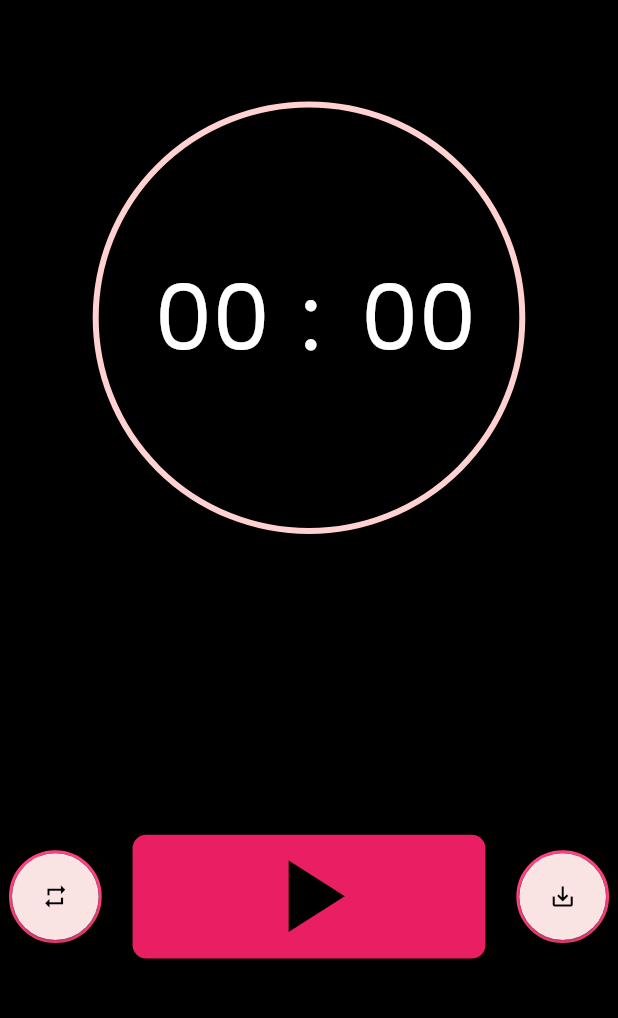
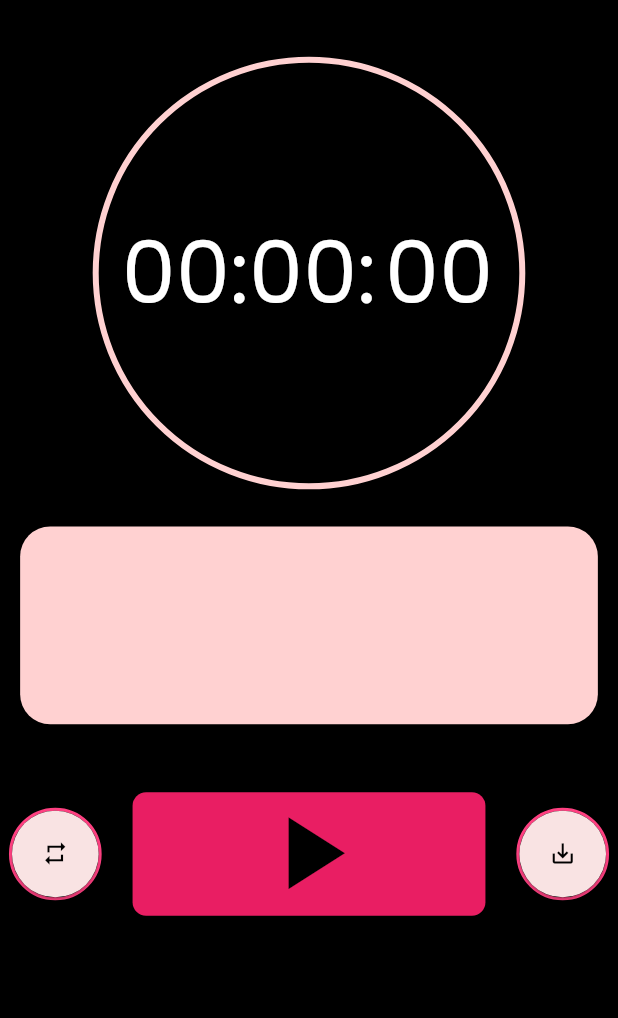
Before and after one commit to sarwataijaz/stopwatch, a Flutter app: the screen it shows after launch, after a tap on the "repeat" icon, on a phone screen of 412 x 824 dp, the part 63-1081 px from its top. Run offline on Flutter 3.47's test engine with Material 3 defaults, Android fonts, the phone set to English and light mode, and no system bars; our stand-ins replace google_fonts, responsive_sizer.

```diff
--- a/lib/main.dart
+++ b/lib/main.dart
@@ -54,76 +54,108 @@ class MyHomePage extends StatefulWidget {
 }
 
 class _MyHomePageState extends State<MyHomePage> {
+
   bool _isPaused = true;
   bool _isVisible1 = true;
   bool _isVisible2 = true;
-  bool fontChange = true;
+  bool _isVisible3 = true;
+  bool _fontChange = true;
 
-  Timer? timer_sec;
-  Timer? timer_millisec;
+  List<String> _elapsedTimes = [];
+
+  Timer? _timer_sec;
+  Timer? _timer_millisec;
+  Timer? _timer_minute;
 
   StreamController<int> _secondStreamController = StreamController<int>();
   StreamController<int> _millisecondsController = StreamController<int>();
+  StreamController<int> _minutesStreamController = StreamController<int>();
 
-  int fontsize = 32;
-  double padding = 0.0;
+  int _fontsize = 31;
+  double _padding = 16.0;
 
   @override
   void initState() {
     super.initState();
     _millisecondsController.sink.add(0);
     _secondStreamController.sink.add(0);
+    _minutesStreamController.sink.add(0);
   }
 
-  void _startAddingNumbers(int sec, int millisec) {
+  void _startAddingNumbers(int sec, int millisec, int min) {
     int seconds = sec;
     int milliseconds = millisec;
+    int mins = min;
 
     if (!_isPaused) {
-      timer_millisec = Timer.periodic(Duration(milliseconds: 1), (timer) {
+      _timer_millisec = Timer.periodic(Duration(milliseconds: 10), (timer) {
         milliseconds++;
 
-        if(!(milliseconds>=0 && milliseconds<=9)) {
+        if (!(milliseconds >= 0 && milliseconds <= 9)) {
           setState(() {
             _isVisible2 = false;
           });
         }
         _millisecondsController.sink.add(milliseconds);
 
-
         // Check if milliseconds reach 100 (1 second)
-        if (milliseconds == 100) {
+        if (milliseconds == 99) {
           milliseconds = 0; // Reset milliseconds
           seconds++;
+          _secondStreamController.sink.add(seconds);
+        }
 
           if (!(seconds >= 0 && seconds <= 9)) {
             setState(() {
               _isVisible1 = false;
               print("called1");
-              if (fontChange) {
-                fontsize -= 1;
-                fontChange = false;
-                padding += 28.0;
-                print("called2: fontsize=$fontsize, padding=$padding");
-              }
+              // if (_fontChange) {
+              //   _adjustUI();
+              //   print("called2: fontsize=$_fontsize, padding=$_padding");
+              // }
             });
           }
 
-          _secondStreamController.sink.add(seconds); // Update seconds stream
+          if(seconds == 59) {
+            seconds = 0;
+            mins++;
+            _minutesStreamController.sink.add(mins);
+            _secondStreamController.sink.add(seconds);
+            setState(() {
+              _isVisible1 = true;
+            });
           }
+
+        if (!(mins >= 0 && mins <= 9)) {
+          setState(() {
+            _isVisible3 = false;
+            print("called2");
+            // if (_fontChange) {
+            //   _adjustUI();
+            //   print("called2: fontsize=$_fontsize, padding=$_padding");
+            // }
+          });
+        }
+
       });
     }
   }
 
+  void _adjustUI() {
+    _fontsize -= 1;
+    _fontChange = false;
+    _padding += 5.0;
+  }
 
-  void _togglePause(int seconds, int milliseconds) {
+  void _togglePause(int seconds, int milliseconds, int minutes) {
     setState(() {
       _isPaused = !_isPaused;
       if (_isPaused) {
-        timer_sec?.cancel(); // Cancel the second timer
-        timer_millisec?.cancel(); // Cancel the millisecond timer
+        _timer_sec?.cancel(); // Cancel the second timer
+        _timer_millisec?.cancel();
+        _timer_minute?.cancel();// Cancel the millisecond timer
       } else {
-        _startAddingNumbers(seconds, milliseconds); // Restart the timers
+        _startAddingNumbers(seconds, milliseconds, minutes); // Restart the timers
       }
     });
   }
@@ -131,12 +163,13 @@ class _MyHomePageState extends State<MyHomePage> {
   void _toggleReset() {
     setState(() {
       _isPaused = true;
-      timer_millisec?.cancel();
-      timer_sec?.cancel(); // Cancel the second timer
-
+      _timer_millisec?.cancel();
+      _timer_sec?.cancel(); // Cancel the second timer
+      _timer_minute?.cancel();
       // Reset the streams
       _millisecondsController.sink.add(0);
       _secondStreamController.sink.add(0);
+      _minutesStreamController.sink.add(0);
     });
   }
 
@@ -144,9 +177,10 @@ class _MyHomePageState extends State<MyHomePage> {
   void dispose() {
     _secondStreamController.close(); // Close the stream when disposing.
     _millisecondsController.close();
+    _minutesStreamController.close();
 
-    timer_sec?.cancel();
-    timer_millisec?.cancel();
+    _timer_sec?.cancel();
+    _timer_millisec?.cancel();
     super.dispose();
   }
 
@@ -154,6 +188,7 @@ class _MyHomePageState extends State<MyHomePage> {
   Widget build(BuildContext context) {
     int seconds = 0;
     int milliseconds = 0;
+    int min = 0;
 
     return Scaffold(
       backgroundColor: Colors.black,
@@ -180,7 +215,7 @@ class _MyHomePageState extends State<MyHomePage> {
         crossAxisAlignment: CrossAxisAlignment.center,
         children: [
           Padding(
-            padding: EdgeInsets.only(top: 30.0.sp), // Use logical dp units
+            padding: EdgeInsets.only(top: 20.0.sp), // Use logical dp units
             child: Center(
                 child: Container(
               width: MediaQuery.of(context).size.width *
@@ -196,21 +231,80 @@ class _MyHomePageState extends State<MyHomePage> {
                   mainAxisAlignment: MainAxisAlignment.center,
                   children: [
                     Visibility(
-                        visible: _isVisible1,
+                      visible: _isVisible3,
                       child: Padding(
-                          padding: EdgeInsets.only(left:25.sp),
+                        padding: EdgeInsets.only(left: _padding.sp),
                         child: Text(
                           "0",
                           style: GoogleFonts.poppins(
                             textStyle: TextStyle(
                               color: Colors.white,
-                                fontSize: fontsize.sp,
+                              fontSize: _fontsize.sp,
                             ),
                           ),
                         ),
                       ),
                     ),
-
+                    StreamBuilder<int>(
+                      stream: _minutesStreamController.stream,
+                      builder: (context, snapshot) {
+                        if (snapshot.connectionState ==
+                            ConnectionState.waiting) {
+                          return CircularProgressIndicator(); // Display a loading indicator when waiting for data.
+                        } else if (snapshot.hasError) {
+                          return Text(
+                              'Error: ${snapshot.error}'); // Display an error message if an error occurs.
+                        } else if (!snapshot.hasData) {
+                          return Text(
+                            '00',
+                            style: GoogleFonts.poppins(
+                              textStyle: TextStyle(
+                                color: Colors.white,
+                                fontSize: _fontsize.sp,
+                              ),
+                            ),
+                          ); // Display a message when no data is available.
+                        } else {
+                          min = snapshot.data!;
+                          return Padding(
+                            padding: EdgeInsets.only(left: 0.sp),
+                            child: Text(
+                              '${snapshot.data}',
+                              style: GoogleFonts.poppins(
+                                textStyle: TextStyle(
+                                  color: Colors.white,
+                                  fontSize: _fontsize.sp,
+                                ),
+                              ),
+                            ),
+                          ); // Display the latest number when data is available.
+                        }
+                      },
+                    ),
+                    Text(
+                      ':',
+                      style: GoogleFonts.poppins(
+                        textStyle: TextStyle(
+                          color: Colors.white,
+                          fontSize: _fontsize.sp,
+                        ),
+                      ),
+                    ),
+                    Visibility(
+                      visible: _isVisible1,
+                      child: Padding(
+                        padding: EdgeInsets.only(left: 0.sp),
+                        child: Text(
+                          "0",
+                          style: GoogleFonts.poppins(
+                            textStyle: TextStyle(
+                              color: Colors.white,
+                              fontSize: _fontsize.sp,
+                            ),
+                          ),
+                        ),
+                      ),
+                    ),
                     StreamBuilder<int>(
                       stream: _secondStreamController.stream,
                       builder: (context, snapshot) {
@@ -226,20 +320,20 @@ class _MyHomePageState extends State<MyHomePage> {
                             style: GoogleFonts.poppins(
                               textStyle: TextStyle(
                                 color: Colors.white,
-                                fontSize: fontsize.sp,
+                                fontSize: _fontsize.sp,
                               ),
                             ),
                           ); // Display a message when no data is available.
                         } else {
                           seconds = snapshot.data!;
                           return Padding(
-                            padding: EdgeInsets.only(left:padding.sp),
+                            padding: EdgeInsets.only(left: 0.sp),
                             child: Text(
                               '${snapshot.data}',
                               style: GoogleFonts.poppins(
                                 textStyle: TextStyle(
                                   color: Colors.white,
-                                  fontSize: fontsize.sp,
+                                  fontSize: _fontsize.sp,
                                 ),
                               ),
                             ),
@@ -247,31 +341,27 @@ class _MyHomePageState extends State<MyHomePage> {
                         }
                       },
                     ),
-                    SizedBox(
-                      width: 5.w,
-                    ),
+
                     Text(
                       ':',
                       style: GoogleFonts.poppins(
                         textStyle: TextStyle(
                           color: Colors.white,
-                            fontSize: fontsize.sp,
+                          fontSize: _fontsize.sp,
                         ),
                       ),
                     ),
-                    SizedBox(
-                      width: 5.w,
-                    ),
+
                     Visibility(
                       visible: _isVisible2,
                       child: Padding(
-                        padding: EdgeInsets.only(left:10.sp),
+                        padding: EdgeInsets.only(left: 10.sp),
                         child: Text(
                           "0",
                           style: GoogleFonts.poppins(
                             textStyle: TextStyle(
                               color: Colors.white,
-                              fontSize: fontsize.sp,
+                              fontSize: _fontsize.sp,
                             ),
                           ),
                         ),
@@ -287,13 +377,13 @@ class _MyHomePageState extends State<MyHomePage> {
                           return Text(
                               'Error: ${snapshot.error}'); // Display an error message if an error occurs.
                         } else if (!snapshot.hasData) {
-                          return  Expanded(
+                          return Expanded(
                             child: Text(
                               '00',
                               style: GoogleFonts.poppins(
                                 textStyle: TextStyle(
                                   color: Colors.white,
-                                    fontSize: fontsize.sp,
+                                  fontSize: _fontsize.sp,
                                 ),
                               ),
                             ),
@@ -306,7 +396,7 @@ class _MyHomePageState extends State<MyHomePage> {
                               style: GoogleFonts.poppins(
                                 textStyle: TextStyle(
                                   color: Colors.white,
-                                    fontSize: fontsize.sp,
+                                  fontSize: _fontsize.sp,
                                 ),
                               ),
                             ),
@@ -319,16 +409,40 @@ class _MyHomePageState extends State<MyHomePage> {
               ),
             )),
           ),
-          // Visibility(
-          //     child: Container(
-          //       constraints: BoxConstraints(
-          //         maxWidth: 37.w,
-          //         maxHeight: 20.h,
-          //       ),
-          //     ),
-          // ),
+          SizedBox(height: 3.h),
+          Visibility(
+            visible: true,
+            child: Padding(
+              padding: EdgeInsets.only(left: 15.sp, right: 15.sp),
+              child: Container(
+                constraints: BoxConstraints(
+                  maxWidth: double.infinity,
+                  maxHeight: 16.h,
+                ),
+                decoration: BoxDecoration(
+                  borderRadius: BorderRadius.circular(20.0),
+                  color: Color(0xFFFFD1D1),
+                ),
+                child: ListView.builder(
+                  itemCount: _elapsedTimes.length,
+                  itemBuilder: (context, index) {
+                    return Text(
+                      _elapsedTimes[index],
+                      style: GoogleFonts.roboto(
+                        textStyle: TextStyle(
+                          color: Colors.black,
+                          fontSize: 20.sp,
+                          fontWeight: FontWeight.bold,
+                        ),
+                      ),
+                    );
+                  },
+                ),
+              ),
+            ),
+          ),
           SizedBox(
-            height: 55.sp,
+            height: 3.h,
           ),
           Padding(
             padding: EdgeInsets.symmetric(horizontal: 10.0.sp),
@@ -346,11 +460,7 @@ class _MyHomePageState extends State<MyHomePage> {
                     onPressed: () {
                       _toggleReset();
                       setState(() {
-                        _isVisible1 = true;
-                        _isVisible2 = true;
-                        fontChange = true;
-                        padding = 0.0;
-                        fontsize = 32;
+                        _resetAll();
                       });
                       print("repeat");
                     },
@@ -371,7 +481,7 @@ class _MyHomePageState extends State<MyHomePage> {
                     ),
                     child: ElevatedButton(
                       onPressed: () {
-                        _togglePause(seconds, milliseconds);
+                        _togglePause(seconds, milliseconds, min);
                         print("stop");
                       },
                       style: ElevatedButton.styleFrom(
@@ -398,7 +508,10 @@ class _MyHomePageState extends State<MyHomePage> {
                     shape: BoxShape.circle,
                   ),
                   child: ElevatedButton(
-                    onPressed: () {},
+                    onPressed: () {
+                      _addElapse(seconds, milliseconds, min);
+                      print("elapse");
+                    },
                     style: ElevatedButton.styleFrom(
                       backgroundColor: Color(0xFFF9E3E3),
                       shape: const CircleBorder(), // Make the button circular
@@ -414,4 +527,25 @@ class _MyHomePageState extends State<MyHomePage> {
       ),
     );
   }
+
+  int i = 0;
+
+  void _addElapse(int sec, int millisec, [int? min, int? hour]) {
+    i++;
+    setState(() {
+      _elapsedTimes.add('\t\t$i - \t\t$min:$sec:$millisec');
+    });
   }
+
+  void _resetAll() {
+    _isVisible1 = true;
+    _isVisible2 = true;
+    _isVisible3 = true;
+    _fontChange = true;
+    i = 0;
+    _padding = 16.0;
+    _fontsize = 31;
+
+    _elapsedTimes = [];
+  }
+}
```
Lines whose indentation alone changed are shown as unchanged.
